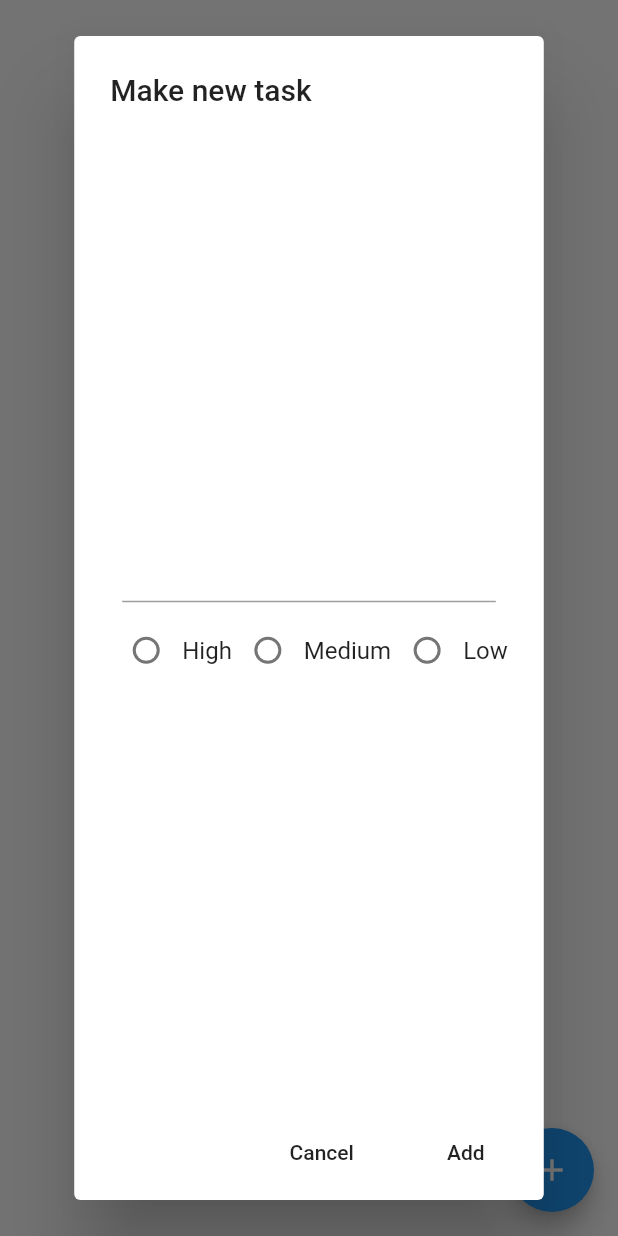
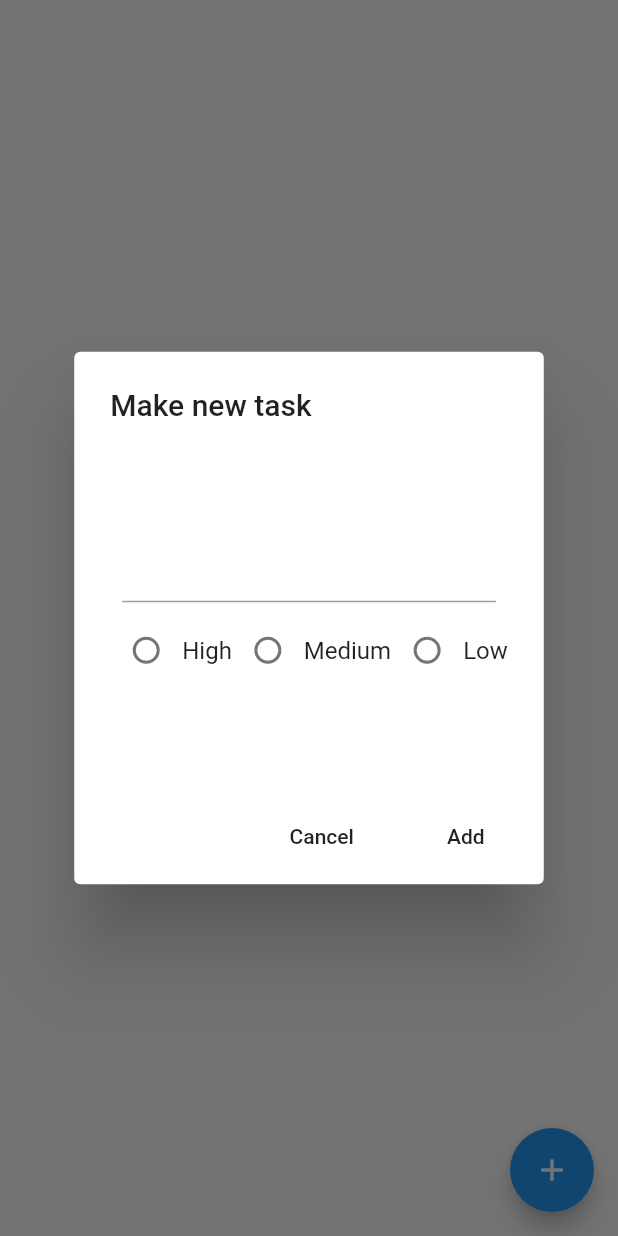
Before and after one commit to stebbih/Guestbook, a Flutter app: the NeedsPage screen opened directly, after a tap on the "add" icon, on a phone screen of 412 x 824 dp. Run offline on Flutter 3.47's test engine with Material 2 defaults, Android fonts, the phone set to English and light mode, and no system bars; our stand-ins replace cloud_firestore, flutter_datetime_picker, font_awesome_flutter; accounts and stored records are empty.

Commit message:
Needs komið

```diff
--- a/lib/constants.dart
+++ b/lib/constants.dart
@@ -1 +1 @@
-const String USER_NAME = 'Stefán';
+const String USER_NAME = 'Anna Kristín';
--- a/lib/pages/needs.dart
+++ b/lib/pages/needs.dart
@@ -4,19 +4,12 @@ import 'package:flutter/material.dart';
 import 'package:guestbook/constants.dart';
 
 class NeedsPage extends StatefulWidget {
-  /* @override
-  State<StatefulWidget> createState() {
-    return new _NeedsPage();
-  }
-  */
   @override
   _NeedsPage createState() => _NeedsPage();
 }
 
 class _NeedsPage extends State<NeedsPage> {
   final _formKey = GlobalKey<FormState>();
-  String user;
-  Map<String, dynamic> needs = new Map<String, dynamic>();
   int priority = 3;
 
   void postNeed(String task, int priority) {
@@ -28,8 +21,45 @@ class _NeedsPage extends State<NeedsPage> {
       'reporter': USER_NAME,
       'priority': priority,
       'doer': null,
-      'task': task
+      'task': task,
+      'timestamp': Timestamp.now(),
     });
+  }
+
+  void patchNeed(DocumentSnapshot need, String user) {
+    debugPrint('hey');
+    Firestore.instance
+        .collection('needs')
+        .document(need.documentID)
+        .updateData({'doer': user}).catchError((e) {
+      print(e);
+    });
+  }
+
+  Widget _renderList(List<DocumentSnapshot> needs) {
+    List<Widget> list = [];
+    debugPrint(needs.length.toString());
+    needs.forEach((need) {
+      list.add(
+        ListTile(
+          leading: new Checkbox(
+            value: need['doer'] == null || need['doer'] == '' ? false : true,
+            onChanged: (v) {
+              if (need['doer'] == null || need['doer'] == '') {
+                patchNeed(need, USER_NAME);
+              } else {
+                patchNeed(need, null);
+              }
+            },
+          ),
+          title: new Text(need['task']),
+        ),
+      );
+    });
+
+    return ListView(
+      children: list,
+    );
   }
 
   int _radioValue = 0;
@@ -42,10 +72,13 @@ class _NeedsPage extends State<NeedsPage> {
         return StatefulBuilder(builder: (context, setState) {
           return new AlertDialog(
               title: Text("Make new task"),
-              content: Center(
+              content: Container(
+                height: 200,
+                child: Center(
                   child: Form(
                     key: _formKey,
                     child: Column(
+                      mainAxisAlignment: MainAxisAlignment.center,
                       mainAxisSize: MainAxisSize.min,
                       children: <Widget>[
                         Padding(
@@ -98,6 +131,7 @@ class _NeedsPage extends State<NeedsPage> {
                     ),
                   ),
                 ),
+              ),
               actions: <Widget>[
                 FlatButton(
                   onPressed: () => Navigator.pop(context),
@@ -117,30 +151,25 @@ class _NeedsPage extends State<NeedsPage> {
 
   Widget build(BuildContext context) {
     return Scaffold(
-        body: Column(children: <Widget>[
-          Expanded(
-              child: new ListView.builder(
-            itemCount: needs.length == null ? 0 : needs.length,
-            itemBuilder: (context, index) {
-              String need = needs.keys.elementAt(index);
-              return new Card(
-                  child: ListTile(
-                      leading: new Checkbox(
-                        value: needs[need]['doer'] == '' ? false : true,
-                        onChanged: (v) {
-                          setState(() {
-                            if (needs[need]['doer'] == '') {
-                              needs[need]['doer'] = 'Me';
-                            } else {
-                              needs[need]['doer'] = '';
+        body: SafeArea(
+          child: StreamBuilder<QuerySnapshot>(
+            stream: Firestore.instance
+                .collection('needs')
+                .orderBy('timestamp')
+                .snapshots(),
+            builder:
+                (BuildContext context, AsyncSnapshot<QuerySnapshot> snapshot) {
+              if (snapshot.hasError)
+                return new Text('Error: ${snapshot.error}');
+              switch (snapshot.connectionState) {
+                case ConnectionState.waiting:
+                  return new Text('Loading...');
+                default:
+                  return _renderList(snapshot.data.documents);
               }
-                          });
             },
           ),
-                      title: new Text(need.toString())));
-            },
-          )),
-        ]),
+        ),
         floatingActionButton: FloatingActionButton(
             child: Icon(Icons.add), onPressed: () => _displayDialog(context)));
   }
```
Lines whose indentation alone changed are shown as unchanged.
